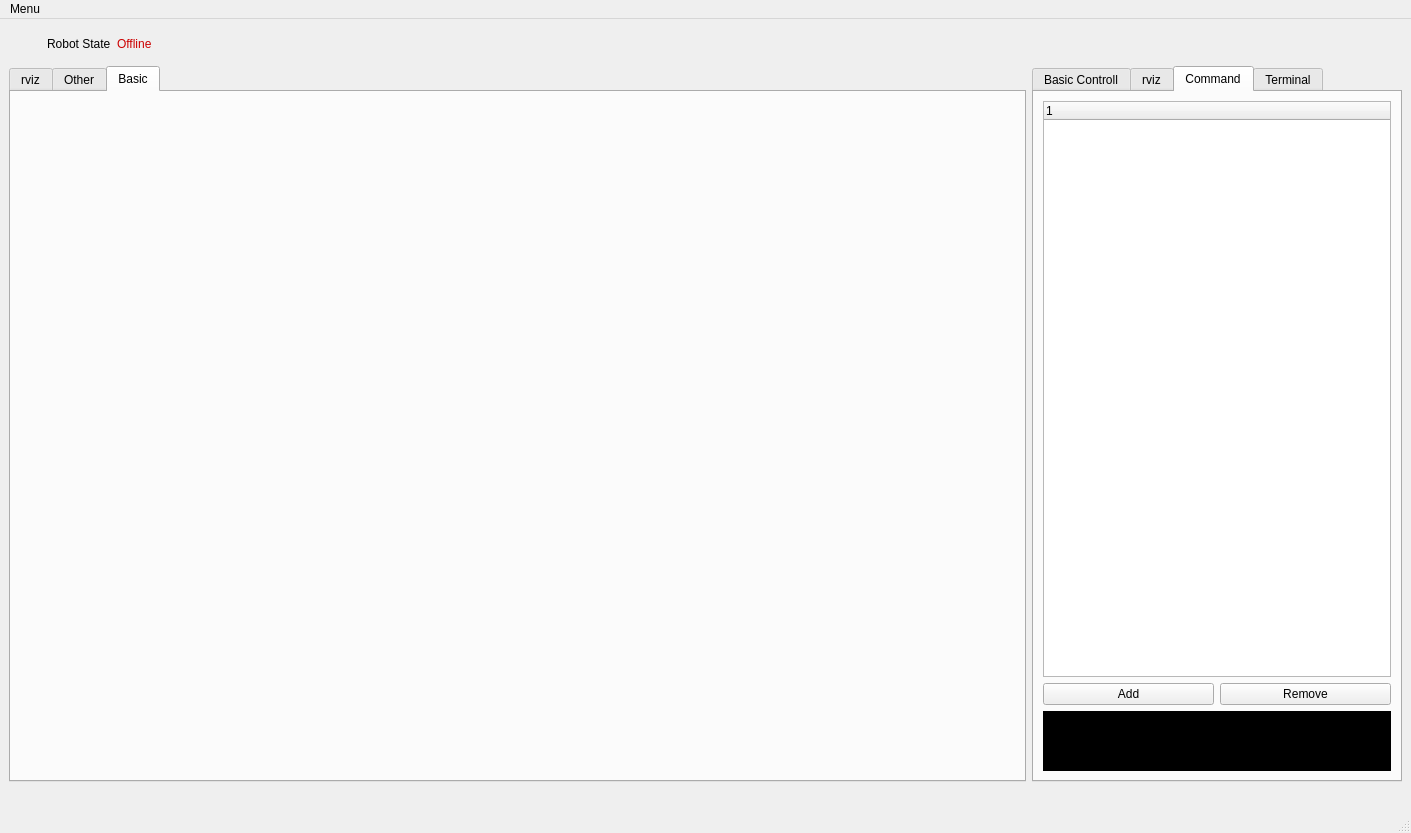
This is src/Ros_Qt5_Gui_App/ui/main_window.ui in chingchunw/interface_qt as Qt 5 draws it before an edit. The edited form follows.
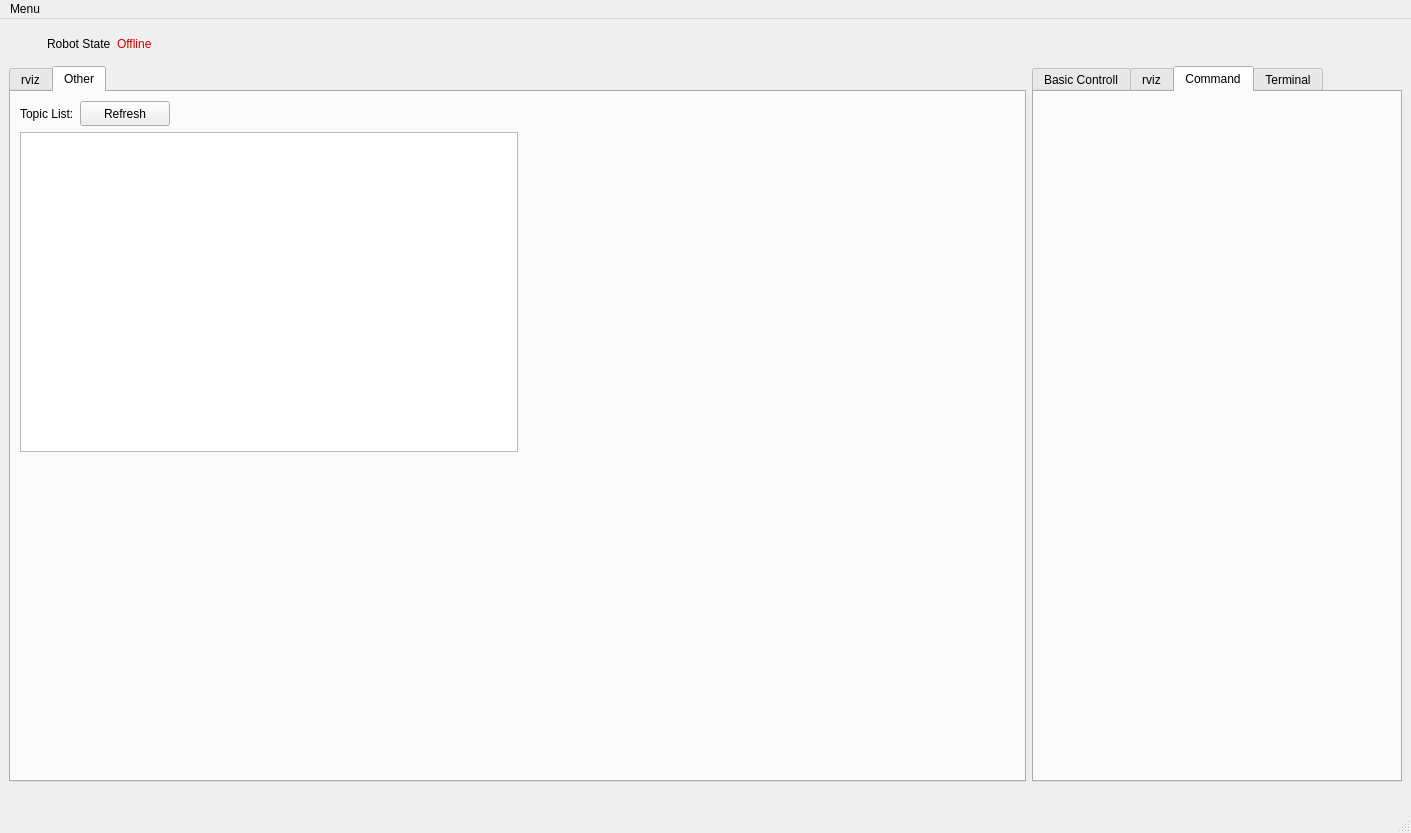
This is the edited form. The open tabs and pages were chosen to show the change. Icons and pictures are not drawn.

What changed in the file:
```diff
--- a/src/Ros_Qt5_Gui_App/ui/main_window.ui
+++ b/src/Ros_Qt5_Gui_App/ui/main_window.ui
@@ -122,7 +122,7 @@
            <locale language="English" country="Australia"/>
           </property>
           <property name="currentIndex">
-           <number>2</number>
+           <number>1</number>
           </property>
           <widget class="QWidget" name="tab_3">
            <attribute name="title">
@@ -363,12 +363,6 @@
             </item>
            </layout>
           </widget>
-          <widget class="QWidget" name="tab_status">
-           <attribute name="title">
-            <string>Basic</string>
-           </attribute>
-           <layout class="QVBoxLayout" name="verticalLayout_13"/>
-          </widget>
          </widget>
         </item>
         <item>
@@ -681,58 +675,7 @@
             <item>
              <layout class="QVBoxLayout" name="verticalLayout_17">
               <item>
-               <widget class="QTreeWidget" name="treeWidget_quick_cmd">
-                <attribute name="headerMinimumSectionSize">
-                 <number>160</number>
-                </attribute>
-                <attribute name="headerDefaultSectionSize">
-                 <number>160</number>
-                </attribute>
-                <column>
-                 <property name="text">
-                  <string notr="true">1</string>
-                 </property>
-                </column>
-               </widget>
-              </item>
-              <item>
-               <layout class="QHBoxLayout" name="horizontalLayout_13">
-                <item>
-                 <widget class="QPushButton" name="quick_cmd_add_btn">
-                  <property name="text">
-                   <string>Add</string>
-                  </property>
-                 </widget>
-                </item>
-                <item>
-                 <widget class="QPushButton" name="quick_cmd_remove_btn">
-                  <property name="text">
-                   <string>Remove</string>
-                  </property>
-                 </widget>
-                </item>
-               </layout>
-              </item>
-              <item>
-               <widget class="QTextEdit" name="cmd_output">
-                <property name="maximumSize">
-                 <size>
-                  <width>16777215</width>
-                  <height>60</height>
-                 </size>
-                </property>
-                <property name="styleSheet">
-                 <string notr="true">background-color:rgb(0, 0, 0);
-color:rgb(238, 238, 236);</string>
-                </property>
-                <property name="html">
-                 <string>&lt;!DOCTYPE HTML PUBLIC &quot;-//W3C//DTD HTML 4.0//EN&quot; &quot;http://www.w3.org/TR/REC-html40/strict.dtd&quot;&gt;
-&lt;html&gt;&lt;head&gt;&lt;meta name=&quot;qrichtext&quot; content=&quot;1&quot; /&gt;&lt;style type=&quot;text/css&quot;&gt;
-p, li { white-space: pre-wrap; }
-&lt;/style&gt;&lt;/head&gt;&lt;body style=&quot; font-family:'Ubuntu'; font-size:11pt; font-weight:400; font-style:normal;&quot;&gt;
-&lt;p style=&quot;-qt-paragraph-type:empty; margin-top:0px; margin-bottom:0px; margin-left:0px; margin-right:0px; -qt-block-indent:0; text-indent:0px;&quot;&gt;&lt;br /&gt;&lt;/p&gt;&lt;/body&gt;&lt;/html&gt;</string>
-                </property>
-               </widget>
+               <layout class="QHBoxLayout" name="horizontalLayout_13"/>
               </item>
              </layout>
             </item>
```
Left out of the diff: 2 changed lines with no effect on the pictures.
